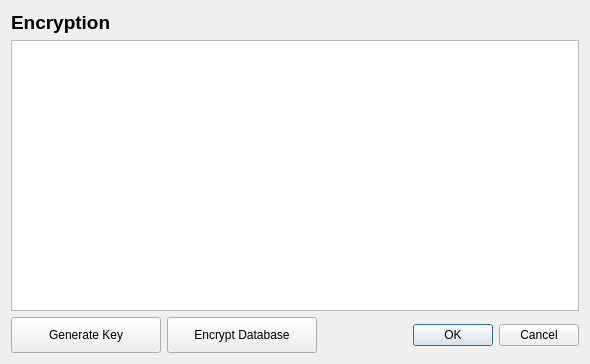
Above: ui/encryptEditor.ui from olk90/shift before the change. Below: the same form after it.
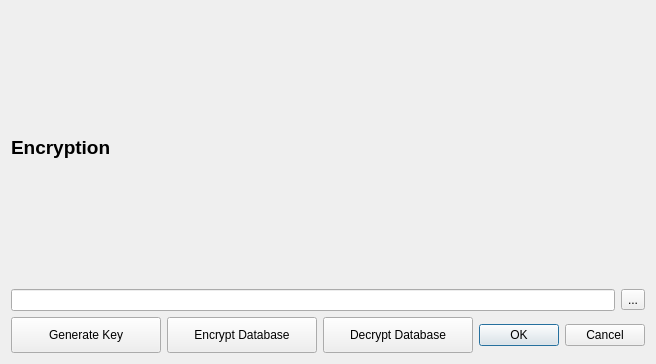
That is the form after the change.

Commit message:
encryption feature: refactoring of encryption dialog
key field is now treated as password field
added decryption button for database
added key-to-clipboard button

```diff
--- a/ui/encryptEditor.ui
+++ b/ui/encryptEditor.ui
@@ -30,7 +30,22 @@
       </widget>
      </item>
      <item>
-      <widget class="QPlainTextEdit" name="keyEdit"/>
+      <layout class="QHBoxLayout" name="horizontalLayout_3">
+       <item>
+        <widget class="QLineEdit" name="keyEdit">
+         <property name="echoMode">
+          <enum>QLineEdit::Password</enum>
+         </property>
+        </widget>
+       </item>
+       <item>
+        <widget class="QToolButton" name="clipboardButton">
+         <property name="text">
+          <string>...</string>
+         </property>
+        </widget>
+       </item>
+      </layout>
      </item>
      <item>
       <layout class="QHBoxLayout" name="horizontalLayout_2">
@@ -60,6 +75,19 @@
          </property>
         </widget>
        </item>
+       <item>
+        <widget class="QPushButton" name="decryptButton">
+         <property name="minimumSize">
+          <size>
+           <width>150</width>
+           <height>36</height>
+          </size>
+         </property>
+         <property name="text">
+          <string>Decrypt Database</string>
+         </property>
+        </widget>
+       </item>
        <item>
         <widget class="QDialogButtonBox" name="buttonBox">
          <property name="standardButtons">
```
The commit also changes 5 other files.
